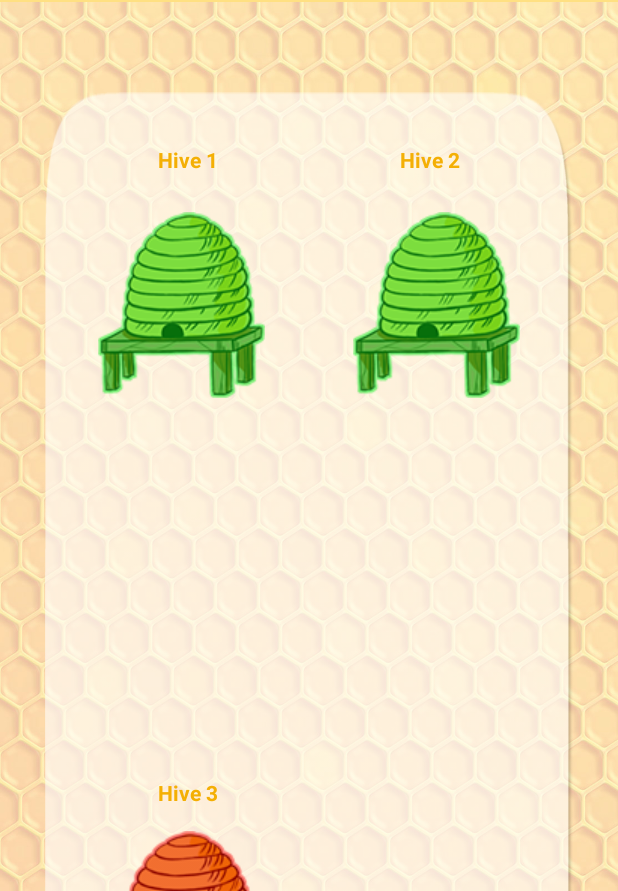
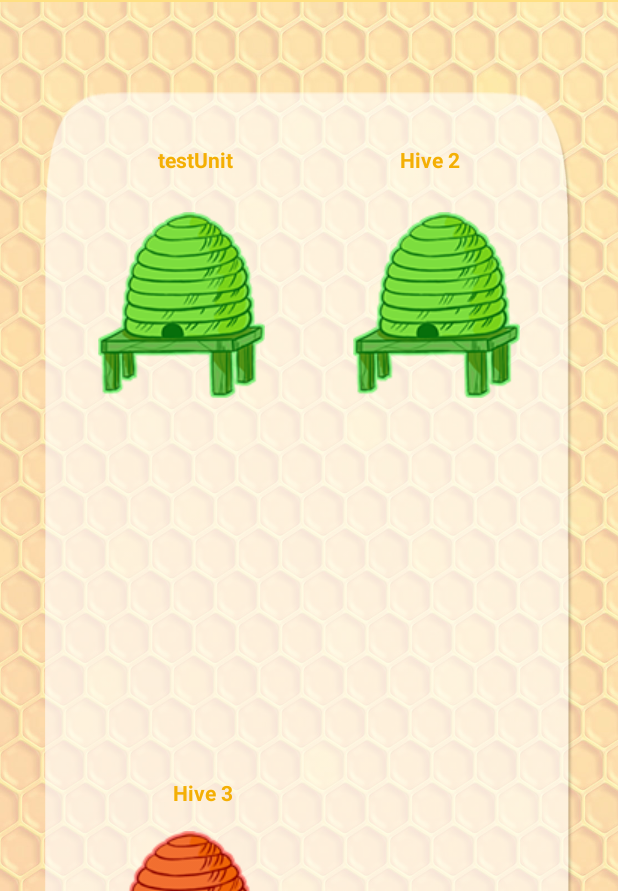
Before and after one commit to pwestman/SmartHive, an Android app: the MainActivity screen opened directly, with no data from a screen before it, on a phone screen of 412 x 824 dp. Shown: the part 82-973 px from the top of the screen. Run offline under Robolectric (Android 15) with nearby library versions, the phone set to English and light mode, and no system bars.

Commit message:
Test commit to my branch

```diff
--- a/smartHive/src/main/res/layout/activity_main.xml
+++ b/smartHive/src/main/res/layout/activity_main.xml
@@ -34,7 +34,7 @@
 
 
             <TextView
-                android:text="@string/hive_1"
+                android:text="testUnit"
                 android:layout_width="wrap_content"
                 android:layout_height="wrap_content"
                 android:layout_alignParentTop="true"
```
